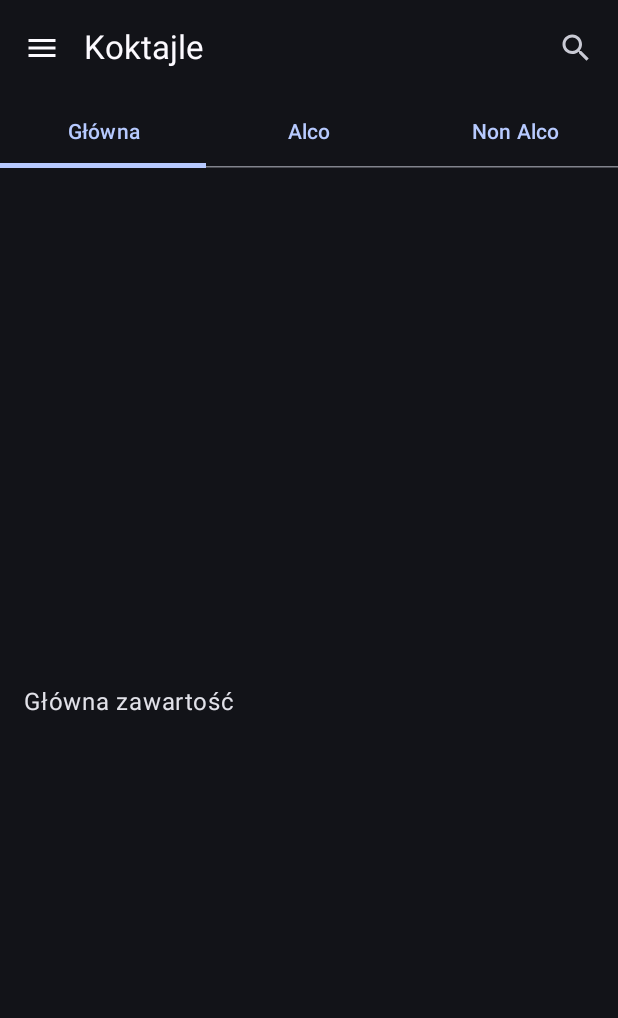
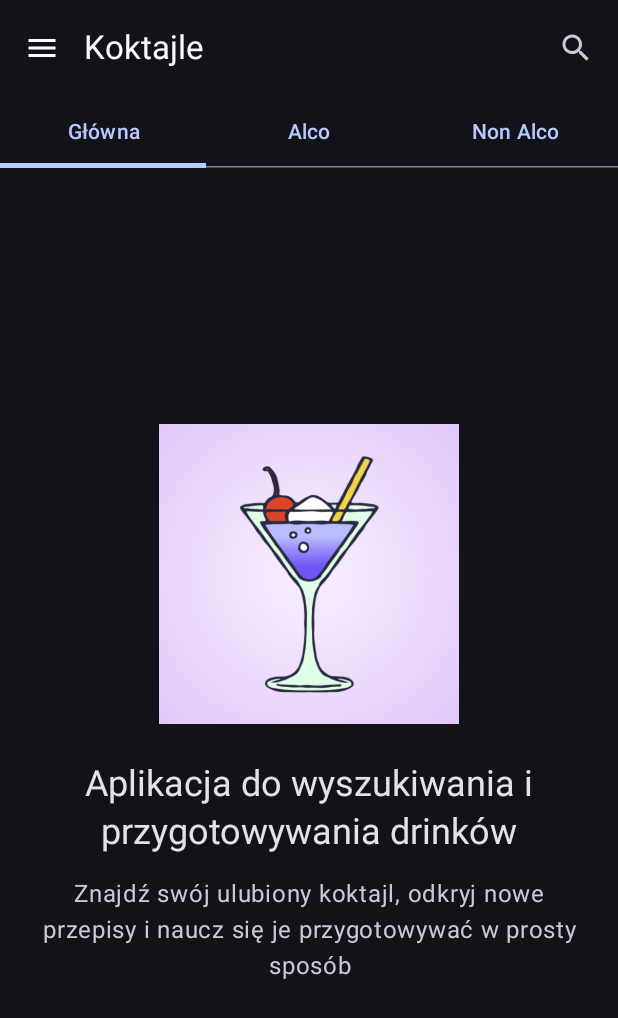
Before and after one commit to marta-dot/CoctailApp, an Android app built with Jetpack Compose: the screen it shows after launch (MainActivity), on a phone screen of 412 x 824 dp. Shown: the top 1018 px of the screen. Run offline under Robolectric (Android 15) with nearby library versions, the phone set to English and light mode, and no system bars; our stand-ins replace accompanist, window size class; libraries missing offline, so code that uses them is left out: me.onebone.toolbar; pictures from the network do not load.

Commit message:
Modify main screen

```diff
--- a/app/src/main/java/com/example/coctailapp/MainActivity.kt
+++ b/app/src/main/java/com/example/coctailapp/MainActivity.kt
@@ -99,6 +99,8 @@ import androidx.compose.foundation.pager.rememberPagerState
 import androidx.compose.material.icons.filled.Close
 import androidx.compose.material.icons.filled.Menu
 import androidx.compose.material.icons.filled.Search
+import androidx.compose.foundation.Image
+import androidx.compose.ui.res.painterResource
 
 class MainActivity : ComponentActivity() {
     @OptIn(ExperimentalMaterial3WindowSizeClassApi::class)
@@ -271,7 +273,6 @@ fun MainApp(windowSizeClass: WindowSizeClass) {
                 }, onMenuClick = { scope.launch { drawerState.open() } })
             }
 
-            // Divider
             Divider(
                 modifier = Modifier
                     .fillMaxHeight()
@@ -279,7 +280,7 @@ fun MainApp(windowSizeClass: WindowSizeClass) {
                 color = MaterialTheme.colorScheme.outlineVariant
             )
 
-            // Detail pane (2/3 of screen)
+            // 2/3 of screen
             Box(modifier = Modifier.weight(2f)) {
                 key(selectedCocktailId) {
                     selectedCocktailId?.let {
@@ -339,7 +340,7 @@ private fun PlaceholderScreen() {
             text = "Wybierz koktajl aby zobaczyć szczegóły",
             style = MaterialTheme.typography.headlineMedium,
             textAlign = TextAlign.Center,
-            color = MaterialTheme.colorScheme.onSurface  // Add this to ensure text is visible
+            color = MaterialTheme.colorScheme.onSurface
         )
     }
 }
@@ -358,7 +359,7 @@ fun CocktailListScreen(
     var isSearching by remember { mutableStateOf(false) }
     var searchQuery by remember { mutableStateOf("") }
 
-    // Fetching cocktails (you might want to move these out if already fetched elsewhere)
+    // Fetching cocktails
     val context = LocalContext.current
     val cocktailsAlco by produceState<List<Cocktail>>(initialValue = emptyList()) {
         try {
@@ -437,7 +438,38 @@ fun CocktailListScreen(
                 .fillMaxSize()
         ) { page ->
             when (page) {
-                0 -> Text("Główna zawartość", modifier = Modifier.padding(16.dp))
+                0 -> {
+                    Column(
+                        modifier = Modifier
+                            .fillMaxSize()
+                            .padding(16.dp),
+                        horizontalAlignment = Alignment.CenterHorizontally,
+                        verticalArrangement = Arrangement.Center
+                    ) {
+                        Image(
+                            painter = painterResource(id = R.drawable.ic_launcher_playstore),
+                            contentDescription = "Logo aplikacji",
+                            modifier = Modifier.size(200.dp)
+                        )
+
+                        Spacer(modifier = Modifier.height(24.dp))
+
+                        Text(
+                            text = "Aplikacja do wyszukiwania i przygotowywania drinków",
+                            style = MaterialTheme.typography.headlineSmall,
+                            textAlign = TextAlign.Center
+                        )
+
+                        Spacer(modifier = Modifier.height(16.dp))
+
+                        Text(
+                            text = "Znajdź swój ulubiony koktajl, odkryj nowe przepisy i naucz się je przygotowywać w prosty sposób",
+                            style = MaterialTheme.typography.bodyLarge,
+                            textAlign = TextAlign.Center,
+                            color = MaterialTheme.colorScheme.onSurfaceVariant
+                        )
+                    }
+                }
                 1 -> CocktailGrid(filterCocktails(cocktailsAlco), onCocktailClick)
                 2 -> CocktailGrid(filterCocktails(cocktailsNonAlco), onCocktailClick)
             }
@@ -581,15 +613,6 @@ fun AboutCocktailScreen(cocktailId: String, navController : NavController, onMen
                                 .verticalScroll(rememberScrollState())
                                 .fillMaxSize()
                         ) {
-//                AsyncImage(
-//                    model = cocktail.strDrinkThumb,
-//                    contentDescription = "Drink Image",
-//                    contentScale = ContentScale.Crop,
-//                    modifier = Modifier
-//                        .fillMaxWidth()
-//                        .height(250.dp)
-//                )
-
                             Spacer(modifier = Modifier.height(16.dp))
 
                             Text(
@@ -730,7 +753,6 @@ fun TimerScreen(viewModel: TimerViewModel = viewModel()) {
             IconButton(
                 onClick = {
                     viewModel.stopTimer()
-                    // Convert timeLeft to minutes and seconds and update input fields
                     minutes = (timeLeft / 60).toString()
                     seconds = (timeLeft % 60).toString().padStart(2, '0')
                 }) {
@@ -739,8 +761,8 @@ fun TimerScreen(viewModel: TimerViewModel = viewModel()) {
             IconButton(
                 onClick = {
                     viewModel.resetTimer()
-                    minutes = ""  // Clear instead of setting to "0"
-                    seconds = ""  // Clear instead of setting to "0"
+                    minutes = ""
+                    seconds = ""
                 }) {
                 Icon(Icons.Default.Stop, contentDescription = "Stop")
             }
@@ -754,7 +776,7 @@ fun SmsFab(ingredients: List<String>) {
 
     FloatingActionButton(
         onClick = {
-            val phoneNumber = "123456789" // ← wpisz numer
+            val phoneNumber = "123456789"
             val message = ingredients.joinToString(", ")
             val intent = Intent(Intent.ACTION_VIEW).apply {
                 data = Uri.parse("sms:$phoneNumber")
```
Also changed, not shown: app/src/main/res/drawable/ic_launcher_playstore.png (added), app/src/main/res/drawable/img.png (deleted).
